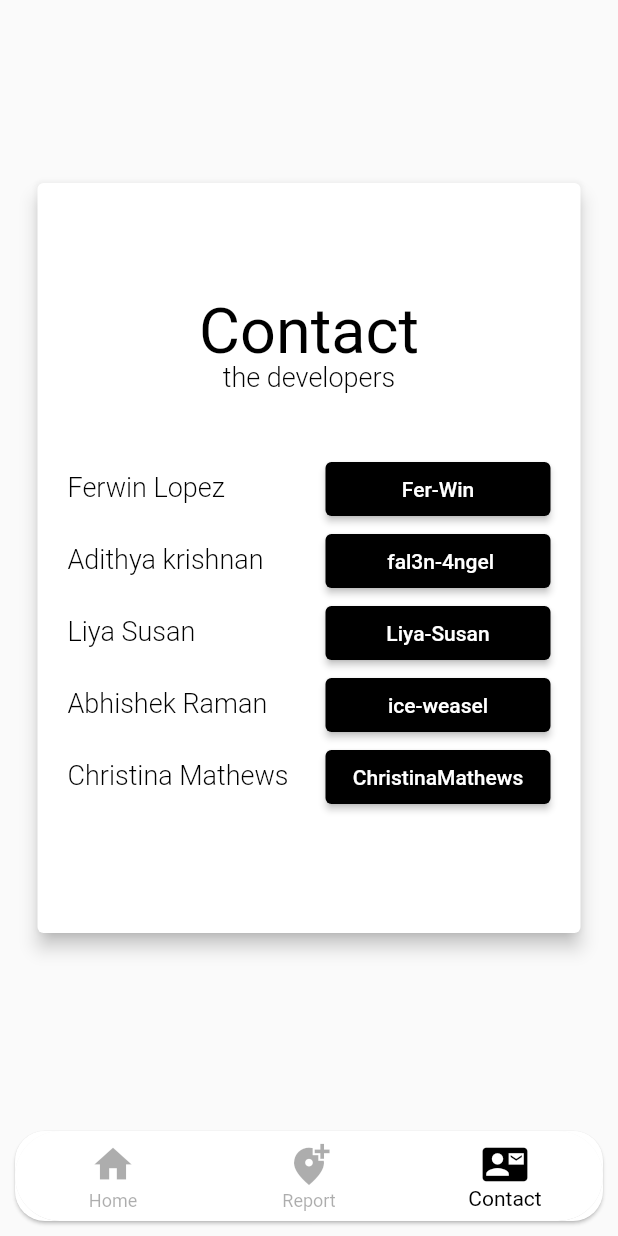
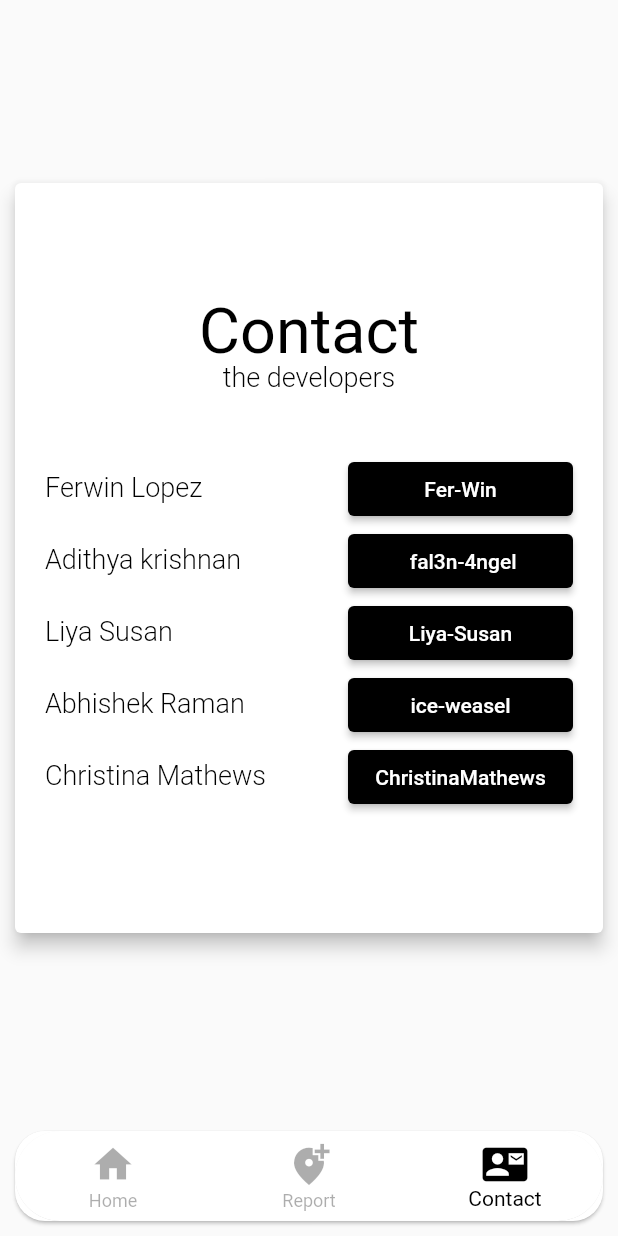
Before and after one commit to fal3n-4ngel/Drishti-Client, a Flutter app: the MyHomePage screen opened directly, item 3 of the bottom bar chosen, on a phone screen of 412 x 824 dp. Run offline on Flutter 3.47's test engine with Material 2 defaults, Android fonts, the phone set to English and light mode, and no system bars; our stand-ins replace firebase_auth, firebase_core; missing offline and left inert: flutterfire_ui, mongo_dart; accounts and stored records are empty; network calls fail; Roboto replaces fonts that are missing (Comfortaa).

Commit message:
Update contact.dart
Changed the padding issue
added all contributors

```diff
--- a/lib/Screens/contact.dart
+++ b/lib/Screens/contact.dart
@@ -19,10 +19,12 @@ class _MyWidgetState extends State<ContactScreen> {
           child: Container(
             alignment: Alignment.center,
             height: 500,
-            width: MediaQuery.of(context).size.width - 50,
+            width: MediaQuery.of(context).size.width - 20,
             padding: EdgeInsets.all(20),
-            child:
-                Column(mainAxisAlignment: MainAxisAlignment.center, children: [
+            child: Column(
+                mainAxisAlignment: MainAxisAlignment.center,
+                crossAxisAlignment: CrossAxisAlignment.center,
+                children: [
                   Text(
                     "Contact",
                     style: TextStyle(
```
Lines whose indentation alone changed are shown as unchanged.
